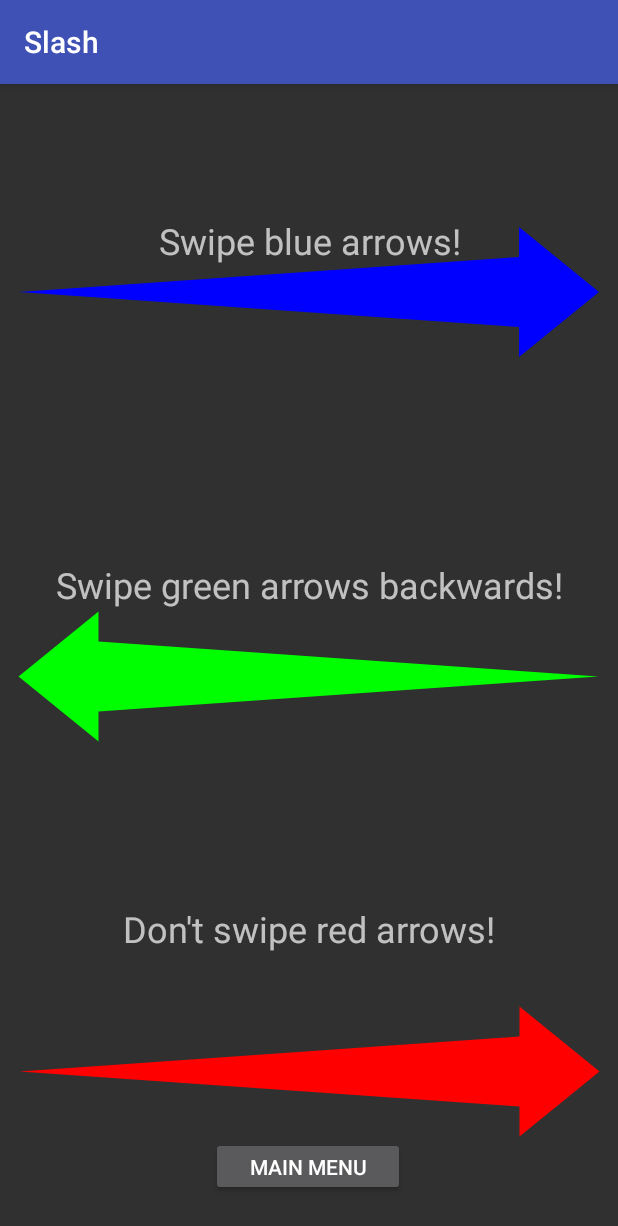
After one commit to jballen73/Slash, an Android app: the InstructionsActivity screen opened directly, with no data from a screen before it, on a phone screen of 412 x 824 dp. The commit adds this screen. Shown: the top 1226 px of the screen. Run offline under Robolectric (Android 15) with nearby library versions, the phone set to English and light mode, and no system bars.

Commit message:
Added instructions screen and made colorblind mode setting persist between games if it is checked

```diff
--- a/app/src/main/AndroidManifest.xml
+++ b/app/src/main/AndroidManifest.xml
@@ -23,7 +23,8 @@
             android:enabled="true"
             android:exported="true" />
 
-        <activity android:name=".GameOverActivity"></activity>
+        <activity android:name=".GameOverActivity" />
+        <activity android:name=".InstructionsActivity"></activity>
     </application>
 
 </manifest>
--- a/app/src/main/java/projects/jballen/slash/GameActivity.java
+++ b/app/src/main/java/projects/jballen/slash/GameActivity.java
@@ -86,6 +86,7 @@ public class GameActivity extends AppCompatActivity implements GestureDetector.O
     public void goToGameOver(int finalScore) {
         Intent goToGameOverIntent = new Intent(this, GameOverActivity.class);
         goToGameOverIntent.putExtra(FINAL_GAME_SCORE, finalScore);
+        goToGameOverIntent.putExtra(WelcomeActivity.COLORBLIND_MODE, colorblindMode);
         startActivity(goToGameOverIntent);
     }
     @Override
--- a/app/src/main/java/projects/jballen/slash/GameOverActivity.java
+++ b/app/src/main/java/projects/jballen/slash/GameOverActivity.java
@@ -10,12 +10,15 @@ import android.widget.TextView;
 public class GameOverActivity extends AppCompatActivity {
     private TextView scoreTextView;
     private Button backToMainMenuButton;
+    private boolean colorblindMode;
     @Override
     protected void onCreate(Bundle savedInstanceState) {
         super.onCreate(savedInstanceState);
         setContentView(R.layout.activity_game_over);
         scoreTextView = findViewById(R.id.gameOverScore);
-        scoreTextView.setText(getString(R.string.game_score, getIntent().getIntExtra(GameActivity.FINAL_GAME_SCORE, 0)));
+        Intent intent = getIntent();
+        scoreTextView.setText(getString(R.string.game_score, intent.getIntExtra(GameActivity.FINAL_GAME_SCORE, 0)));
+        colorblindMode = intent.getBooleanExtra(WelcomeActivity.COLORBLIND_MODE, false);
         backToMainMenuButton = findViewById(R.id.gameOverBackToWelcomeButton);
         backToMainMenuButton.setOnClickListener(new View.OnClickListener() {
             @Override
@@ -26,6 +29,7 @@ public class GameOverActivity extends AppCompatActivity {
     }
     private void backToMainMenu() {
         Intent backToMainMenuIntent = new Intent(this, WelcomeActivity.class);
+        backToMainMenuIntent.putExtra(WelcomeActivity.COLORBLIND_MODE, colorblindMode);
         startActivity(backToMainMenuIntent);
     }
 }
--- /dev/null
+++ b/app/src/main/java/projects/jballen/slash/InstructionsActivity.java
@@ -0,0 +1,49 @@
+package projects.jballen.slash;
+
+import android.content.Intent;
+import android.graphics.Color;
+import android.os.Bundle;
+import android.support.v7.app.AppCompatActivity;
+import android.view.View;
+import android.widget.Button;
+import android.widget.TextView;
+
+public class InstructionsActivity extends AppCompatActivity {
+    private GameArrow regularExampleArrow;
+    private GameArrow reverseExampleArrow;
+    private GameArrow notExampleArrow;
+    private Button backToMainMenuButton;
+    private TextView notArrowInstructions;
+    private boolean isColorblind;
+    @Override
+    protected void onCreate(Bundle savedInstanceState) {
+        super.onCreate(savedInstanceState);
+        setContentView(R.layout.activity_instructions);
+        isColorblind = getIntent().getBooleanExtra(WelcomeActivity.COLORBLIND_MODE, false);
+        regularExampleArrow = findViewById(R.id.exampleRegularArrow);
+        regularExampleArrow.setDirection(FlingType.RIGHT.ordinal());
+        regularExampleArrow.invalidate();
+        reverseExampleArrow = findViewById(R.id.exampleReverseArrow);
+        reverseExampleArrow.setDirection(FlingType.LEFT.ordinal());
+        reverseExampleArrow.setColor(Color.GREEN);
+        reverseExampleArrow.invalidate();
+        notExampleArrow = findViewById(R.id.exampleNotArrow);
+        notExampleArrow.setDirection(FlingType.RIGHT.ordinal());
+        notExampleArrow.setColor(isColorblind ? Color.MAGENTA : Color.RED);
+        notExampleArrow.invalidate();
+        notArrowInstructions = findViewById(R.id.notArrowInstructions);
+        notArrowInstructions.setText(getString(R.string.not_arrow_instructions ,(isColorblind ? "magenta" : "red")));
+        backToMainMenuButton = findViewById(R.id.backToMainMenuButton);
+        backToMainMenuButton.setOnClickListener(new View.OnClickListener() {
+            @Override
+            public void onClick(View view) {
+                backToMainMenu();
+            }
+        });
+    }
+    private void backToMainMenu() {
+        Intent backToMainMenuIntent = new Intent(this, WelcomeActivity.class);
+        backToMainMenuIntent.putExtra(WelcomeActivity.COLORBLIND_MODE, isColorblind);
+        startActivity(backToMainMenuIntent);
+    }
+}
--- a/app/src/main/java/projects/jballen/slash/WelcomeActivity.java
+++ b/app/src/main/java/projects/jballen/slash/WelcomeActivity.java
@@ -10,6 +10,7 @@ import android.widget.CheckBox;
 public class WelcomeActivity extends AppCompatActivity {
     private Button playButton;
     private CheckBox colorblindButton;
+    private Button instructionsButton;
     public static final String COLORBLIND_MODE = "colorblindModeEnabled";
     @Override
     protected void onCreate(Bundle savedInstanceState) {
@@ -23,10 +24,23 @@ public class WelcomeActivity extends AppCompatActivity {
             }
         });
         colorblindButton = findViewById(R.id.colorblindModeButton);
+        colorblindButton.setChecked(getIntent().getBooleanExtra(COLORBLIND_MODE, false));
+        instructionsButton = findViewById(R.id.instructionsButton);
+        instructionsButton.setOnClickListener(new View.OnClickListener() {
+            @Override
+            public void onClick(View view) {
+                goToInstructions();
+            }
+        });
     }
     private void goToGame() {
         Intent goToGameIntent = new Intent(this, GameActivity.class);
         goToGameIntent.putExtra(COLORBLIND_MODE, colorblindButton.isChecked());
         startActivity(goToGameIntent);
     }
+    private void goToInstructions() {
+        Intent goToInstructionsIntent = new Intent(this, InstructionsActivity.class);
+        goToInstructionsIntent.putExtra(COLORBLIND_MODE, colorblindButton.isChecked());
+        startActivity(goToInstructionsIntent);
+    }
 }
--- /dev/null
+++ b/app/src/main/res/layout/activity_instructions.xml
@@ -0,0 +1,115 @@
+<?xml version="1.0" encoding="utf-8"?>
+<android.support.constraint.ConstraintLayout xmlns:android="http://schemas.android.com/apk/res/android"
+    xmlns:app="http://schemas.android.com/apk/res-auto"
+    xmlns:tools="http://schemas.android.com/tools"
+    android:layout_width="match_parent"
+    android:layout_height="match_parent"
+    tools:context=".InstructionsActivity">
+
+    <projects.jballen.slash.GameArrow
+        android:id="@+id/exampleRegularArrow"
+        android:layout_width="wrap_content"
+        android:layout_height="213dp"
+        android:layout_marginEnd="8dp"
+        android:layout_marginTop="8dp"
+        app:layout_constraintBottom_toBottomOf="parent"
+        app:layout_constraintEnd_toEndOf="parent"
+        app:layout_constraintHorizontal_bias="0.0"
+        app:layout_constraintStart_toStartOf="parent"
+        app:layout_constraintTop_toTopOf="parent"
+        app:layout_constraintVertical_bias="0.044" />
+
+    <projects.jballen.slash.GameArrow
+        android:id="@+id/exampleReverseArrow"
+        android:layout_width="wrap_content"
+        android:layout_height="219dp"
+        android:layout_marginEnd="8dp"
+        android:layout_marginTop="8dp"
+        app:layout_constraintBottom_toBottomOf="parent"
+        app:layout_constraintEnd_toEndOf="parent"
+        app:layout_constraintHorizontal_bias="0.0"
+        app:layout_constraintStart_toStartOf="parent"
+        app:layout_constraintTop_toTopOf="parent"
+        app:layout_constraintVertical_bias="0.513" />
+
+    <projects.jballen.slash.GameArrow
+        android:id="@+id/exampleNotArrow"
+        android:layout_width="wrap_content"
+        android:layout_height="219dp"
+        android:layout_marginEnd="8dp"
+        android:layout_marginTop="8dp"
+        app:layout_constraintBottom_toBottomOf="parent"
+        app:layout_constraintEnd_toEndOf="parent"
+        app:layout_constraintHorizontal_bias="0.0"
+        app:layout_constraintStart_toStartOf="parent"
+        app:layout_constraintTop_toTopOf="parent"
+        app:layout_constraintVertical_bias="1.0" />
+
+    <TextView
+        android:id="@+id/regularArrowInstructions"
+        android:layout_width="209dp"
+        android:layout_height="37dp"
+        android:layout_marginBottom="8dp"
+        android:layout_marginEnd="8dp"
+        android:layout_marginStart="8dp"
+        android:layout_marginTop="8dp"
+        android:text="@string/regular_arrow_instructions"
+        android:textAlignment="center"
+        android:textAppearance="@android:style/TextAppearance.Material.Medium"
+        android:textSize="24sp"
+        app:layout_constraintBottom_toTopOf="@+id/exampleReverseArrow"
+        app:layout_constraintEnd_toEndOf="parent"
+        app:layout_constraintStart_toStartOf="parent"
+        app:layout_constraintTop_toTopOf="@+id/exampleRegularArrow"
+        app:layout_constraintVertical_bias="0.24" />
+
+    <TextView
+        android:id="@+id/reverseArrowInstructions"
+        android:layout_width="346dp"
+        android:layout_height="40dp"
+        android:layout_marginBottom="8dp"
+        android:layout_marginEnd="8dp"
+        android:layout_marginStart="8dp"
+        android:layout_marginTop="8dp"
+        android:text="@string/reverse_arrow_instructions"
+        android:textAlignment="center"
+        android:textAppearance="@android:style/TextAppearance.Material.Medium"
+        android:textSize="24sp"
+        app:layout_constraintBottom_toTopOf="@+id/exampleNotArrow"
+        app:layout_constraintEnd_toEndOf="parent"
+        app:layout_constraintStart_toStartOf="parent"
+        app:layout_constraintTop_toBottomOf="@+id/regularArrowInstructions" />
+
+    <TextView
+        android:id="@+id/notArrowInstructions"
+        android:layout_width="wrap_content"
+        android:layout_height="wrap_content"
+        android:layout_marginBottom="8dp"
+        android:layout_marginEnd="8dp"
+        android:layout_marginStart="8dp"
+        android:layout_marginTop="8dp"
+        android:text="@string/not_arrow_instructions"
+        android:textAlignment="center"
+        android:textAppearance="@android:style/TextAppearance.Material.Medium"
+        android:textSize="24sp"
+        app:layout_constraintBottom_toBottomOf="parent"
+        app:layout_constraintEnd_toEndOf="parent"
+        app:layout_constraintStart_toStartOf="parent"
+        app:layout_constraintTop_toBottomOf="@+id/reverseArrowInstructions" />
+
+    <Button
+        android:id="@+id/backToMainMenuButton"
+        android:layout_width="129dp"
+        android:layout_height="39dp"
+        android:layout_marginBottom="8dp"
+        android:layout_marginEnd="8dp"
+        android:layout_marginStart="8dp"
+        android:layout_marginTop="8dp"
+        android:text="@string/back_to_welcome"
+        app:layout_constraintBottom_toBottomOf="parent"
+        app:layout_constraintEnd_toEndOf="parent"
+        app:layout_constraintHorizontal_bias="0.498"
+        app:layout_constraintStart_toStartOf="parent"
+        app:layout_constraintTop_toBottomOf="@+id/notArrowInstructions"
+        app:layout_constraintVertical_bias="0.862" />
+</android.support.constraint.ConstraintLayout>
--- a/app/src/main/res/layout/activity_welcome.xml
+++ b/app/src/main/res/layout/activity_welcome.xml
@@ -19,7 +19,8 @@
         app:layout_constraintEnd_toEndOf="parent"
         app:layout_constraintHorizontal_bias="0.498"
         app:layout_constraintStart_toStartOf="parent"
-        app:layout_constraintTop_toTopOf="parent" />
+        app:layout_constraintTop_toTopOf="parent"
+        app:layout_constraintVertical_bias="0.443" />
 
     <CheckBox
         android:id="@+id/colorblindModeButton"
@@ -32,8 +33,23 @@
         android:text="@string/colorblind_button_toggle"
         app:layout_constraintBottom_toBottomOf="parent"
         app:layout_constraintEnd_toEndOf="parent"
+        app:layout_constraintStart_toStartOf="parent"
+        app:layout_constraintTop_toBottomOf="@+id/instructionsButton"
+        app:layout_constraintVertical_bias="0.048" />
+
+    <Button
+        android:id="@+id/instructionsButton"
+        android:layout_width="wrap_content"
+        android:layout_height="wrap_content"
+        android:layout_marginBottom="8dp"
+        android:layout_marginEnd="8dp"
+        android:layout_marginStart="8dp"
+        android:layout_marginTop="8dp"
+        android:text="@string/how_to_play"
+        app:layout_constraintBottom_toBottomOf="parent"
+        app:layout_constraintEnd_toEndOf="parent"
         app:layout_constraintHorizontal_bias="0.498"
         app:layout_constraintStart_toStartOf="parent"
         app:layout_constraintTop_toBottomOf="@+id/playButton"
-        app:layout_constraintVertical_bias="0.034" />
+        app:layout_constraintVertical_bias="0.012" />
 </android.support.constraint.ConstraintLayout>
--- a/app/src/main/res/values/strings.xml
+++ b/app/src/main/res/values/strings.xml
@@ -15,4 +15,8 @@
     <string name="colorblind_button_toggle">Colorblind Mode</string>
     <string name="game_over_text">Game Over</string>
     <string name="back_to_welcome">Main Menu</string>
+    <string name="regular_arrow_instructions">Swipe blue arrows!</string>
+    <string name="reverse_arrow_instructions">Swipe green arrows backwards!</string>
+    <string name="not_arrow_instructions">Don\'t swipe %1$s arrows!</string>
+    <string name="how_to_play">How to Play</string>
 </resources>
```
